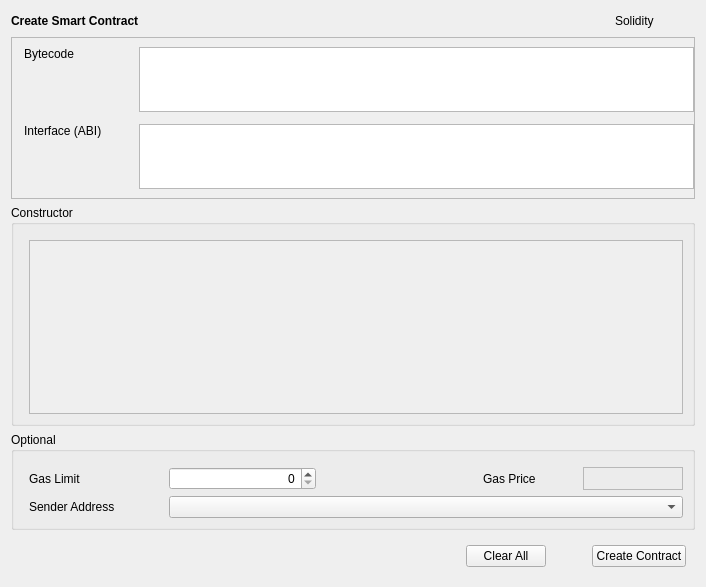
This is src/qt/forms/createcontract.ui in Hydra-Chain/node as Qt 5 draws it before an edit. The edited form follows.
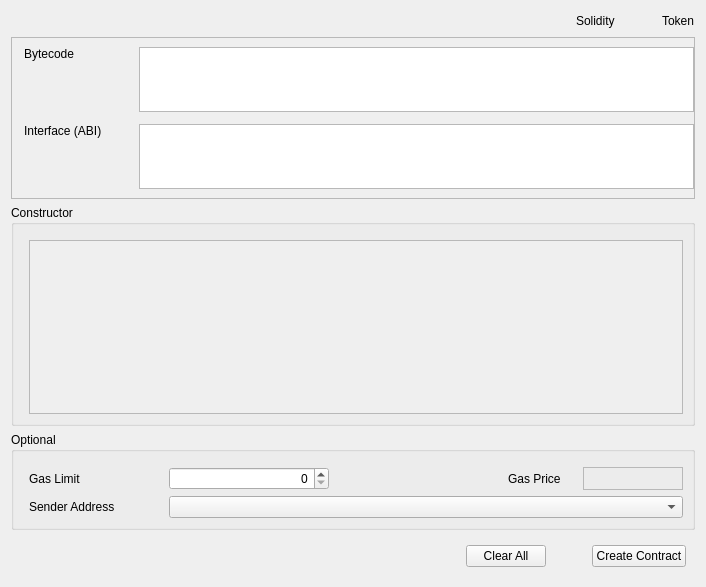
This is the edited form. Custom widgets are drawn as their Qt base class.

Diff of the .ui file:
```diff
--- a/src/qt/forms/createcontract.ui
+++ b/src/qt/forms/createcontract.ui
@@ -44,7 +44,7 @@
             </font>
            </property>
            <property name="text">
-            <string>Create Smart Contract</string>
+            <string/>
            </property>
           </widget>
          </item>
@@ -74,6 +74,13 @@
            </property>
           </widget>
          </item>
+         <item>
+          <widget class="QLabel" name="labelToken">
+           <property name="text">
+            <string>Token</string>
+           </property>
+          </widget>
+         </item>
         </layout>
        </item>
        <item>
@@ -313,10 +320,16 @@
             </property>
             <property name="minimumSize">
              <size>
-              <width>90</width>
+              <width>65</width>
               <height>0</height>
              </size>
             </property>
+            <property name="maximumSize">
+             <size>
+              <width>60</width>
+              <height>16777215</height>
+             </size>
+            </property>
             <property name="text">
              <string>Gas Price</string>
             </property>
```
Left out of the diff: 2 changed lines with no effect on the pictures.
